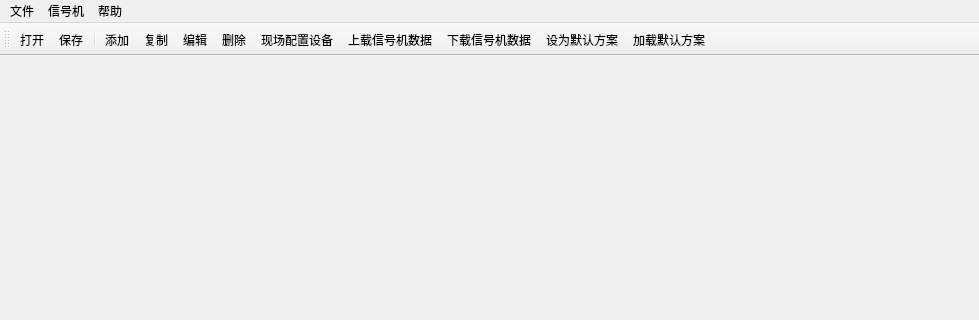
Before: the Qt Designer form MainWindow_new/mainwindow.ui in liuyufeng509/MainWindow, drawn with Qt 5; both pictures show x 0 to 979 and y 0 to 320 of the 979 by 679 pixel window.
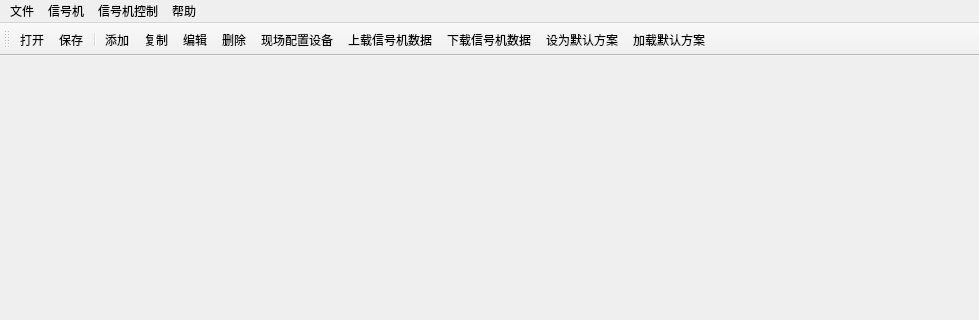
After: the same form once the commit is applied. Icons and pictures are not drawn.

Commit message: 添加自动，步进，红灯，闪光灯控制菜单功能

What changed in the file:
```diff
--- a/MainWindow_new/mainwindow.ui
+++ b/MainWindow_new/mainwindow.ui
@@ -60,8 +60,19 @@
     </property>
     <addaction name="aboutAction"/>
    </widget>
+   <widget class="QMenu" name="menu_2">
+    <property name="title">
+     <string>信号机控制</string>
+    </property>
+    <addaction name="autoAction"/>
+    <addaction name="allReadAction"/>
+    <addaction name="flashAction"/>
+    <addaction name="offAction"/>
+    <addaction name="stepAction"/>
+   </widget>
    <addaction name="menuFile"/>
    <addaction name="menuEdit"/>
+   <addaction name="menu_2"/>
    <addaction name="menu"/>
   </widget>
   <widget class="QStatusBar" name="statusBar"/>
```
Left out of the diff: 25 changed lines with no effect on the pictures. The commit also changes 11 other files.
